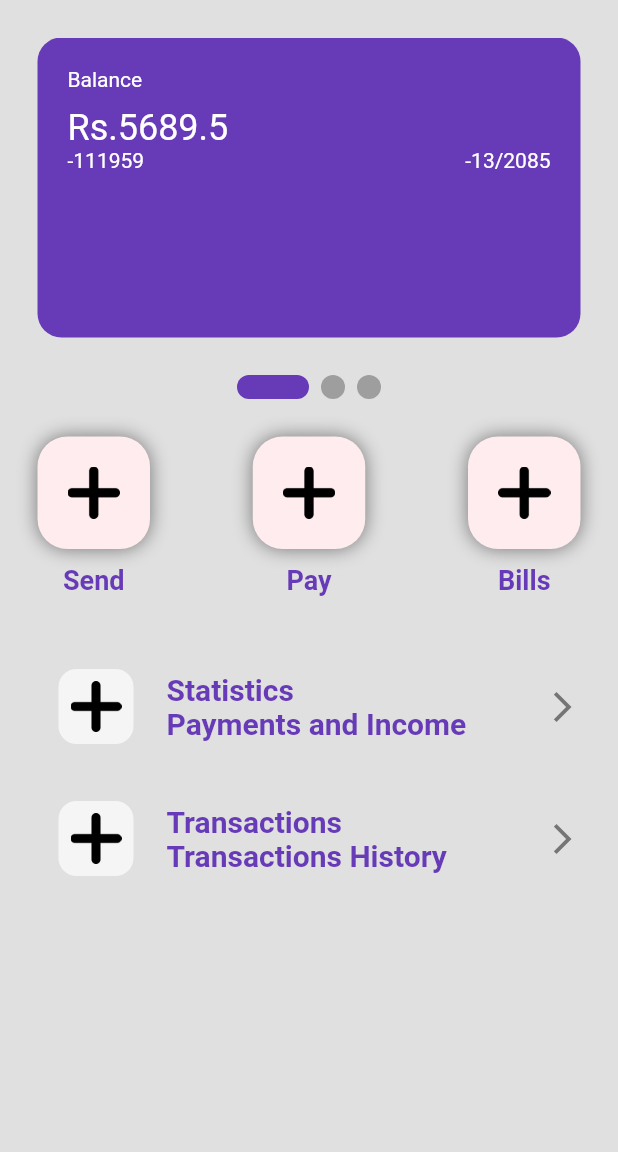
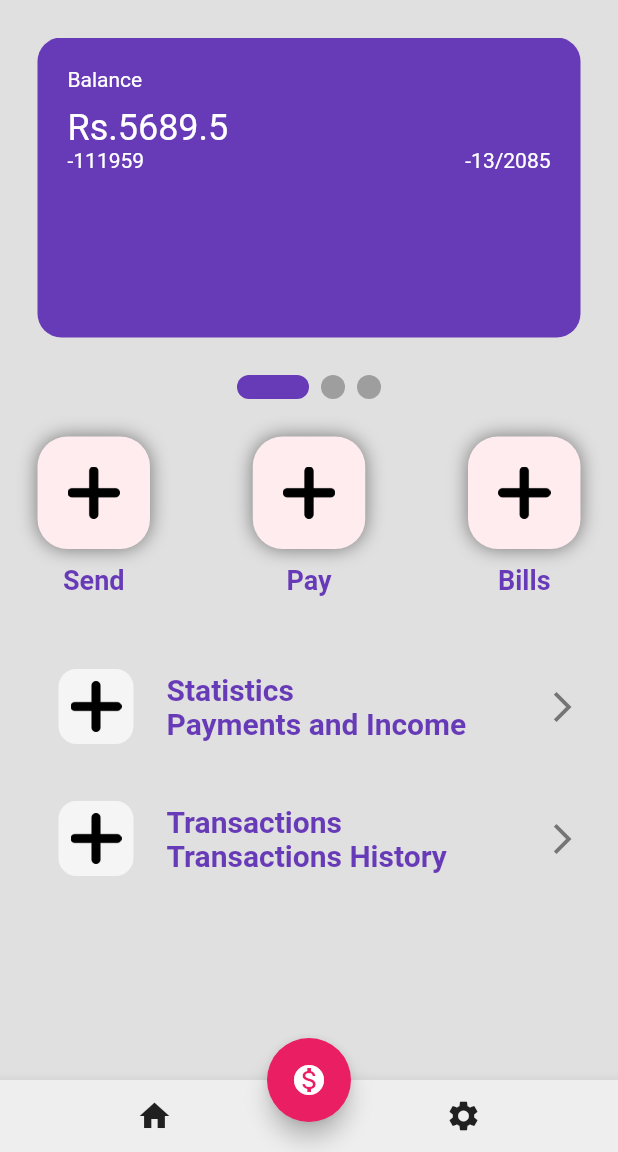
Before and after one commit to bibashkoirala/eWallet, a Flutter app: the screen it shows after launch, on a phone screen of 412 x 824 dp, the part 84-1236 px from its top. Run offline on Flutter 3.47's test engine with Material 2 defaults, Android fonts, the phone set to English and light mode, and no system bars; drawn by our look-alikes of smooth_page_indicator.

```diff
--- a/core/lib/pages/home_page.dart
+++ b/core/lib/pages/home_page.dart
@@ -21,6 +21,23 @@ class _HomePageState extends State<HomePage> {
     return Scaffold(
       // Your home page content here
       backgroundColor: Colors.grey[300],
+      floatingActionButton: FloatingActionButton(onPressed: (){
+
+      },
+      backgroundColor: Colors.pink,
+      child: Icon(Icons.monetization_on),
+      ),
+      floatingActionButtonLocation: FloatingActionButtonLocation.centerDocked,
+      bottomNavigationBar: BottomAppBar(
+        color: Colors.grey[200],
+        child: Row(
+          mainAxisAlignment: MainAxisAlignment.spaceAround,
+          children: [
+            IconButton(onPressed: () {} , icon: Icon(Icons.home)),
+            IconButton(onPressed: () {} , icon: Icon(Icons.settings)),
+          ],
+        ),
+      ),
       body: SafeArea(
         child: Column(children: [
 
```
